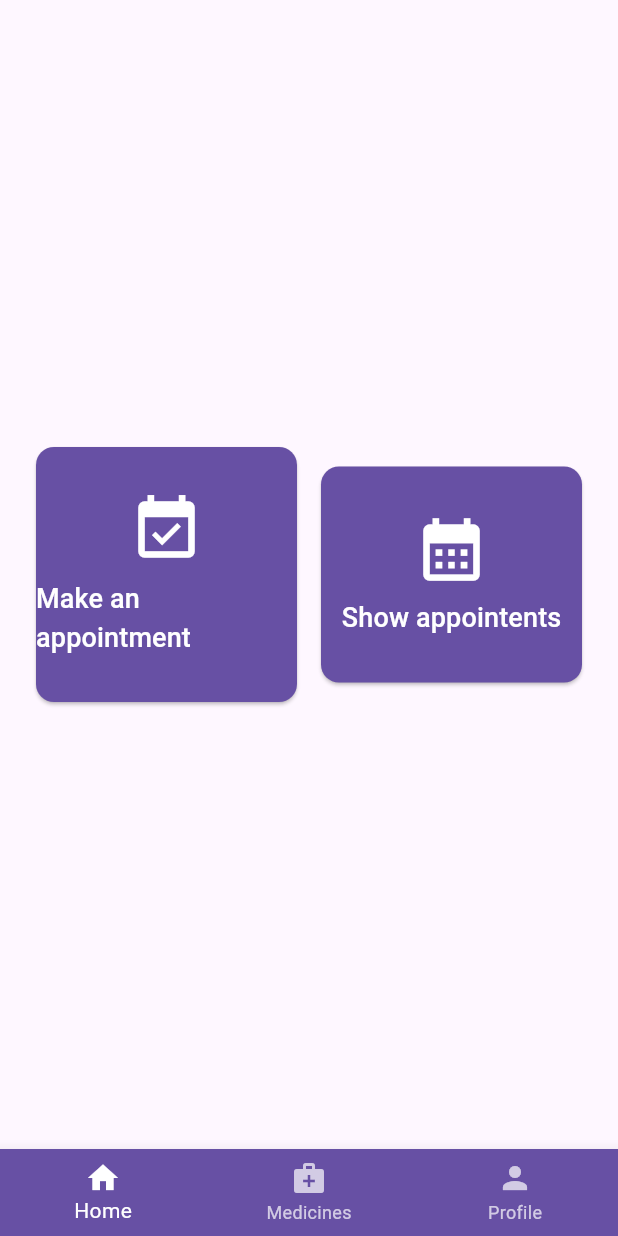
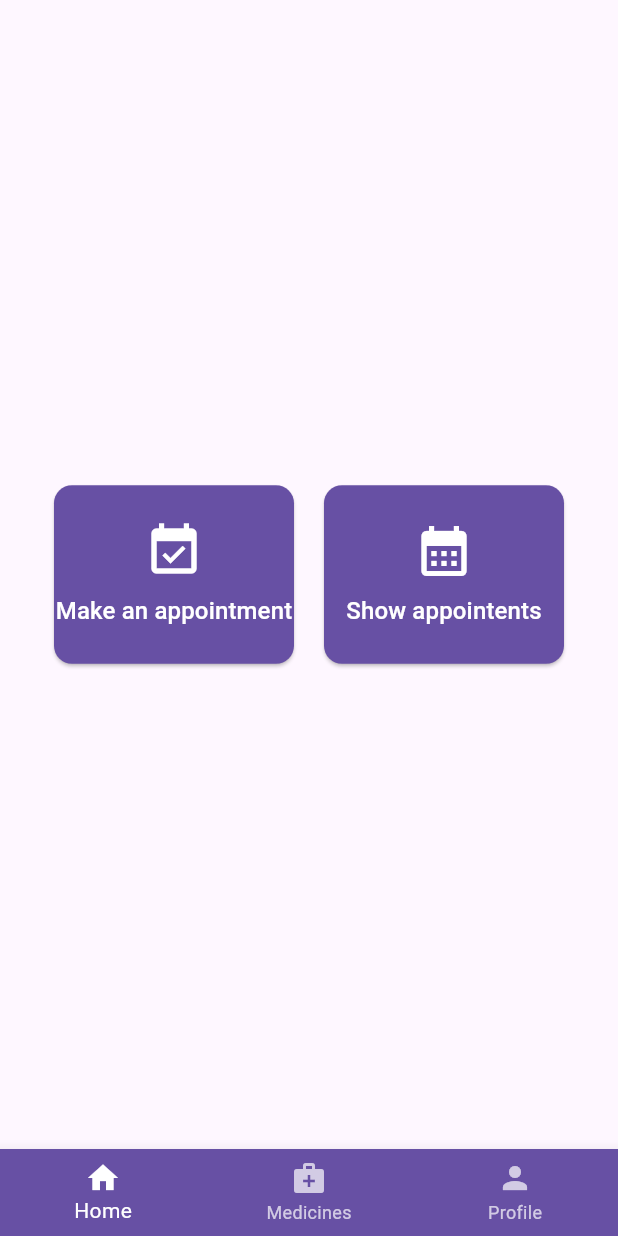
Before and after one commit to tjqqaa/ITAPP, a Flutter app: the PatientHomeScreen screen opened directly with empty values, after a tap on "Mis Citas", on a phone screen of 412 x 824 dp. Run offline on Flutter 3.47's test engine with Material 3 defaults, Android fonts, the phone set to English and light mode, and no system bars; our stand-ins replace flutter_local_notifications, timezone.

Commit message:
Doctor appointments screen subdivision and refactorization of custom button creating function

```diff
--- /dev/null
+++ b/lib/others/custom_button.dart
@@ -0,0 +1,31 @@
+import 'package:flutter/material.dart';
+
+Widget buildCustomButton({
+    required BuildContext context,
+    required IconData icon,
+    required String label,
+    required VoidCallback onTap,
+  }) {
+    return SizedBox(
+      width: 160,
+      child: ElevatedButton(
+        onPressed: onTap,
+        style: ElevatedButton.styleFrom(
+          backgroundColor: Theme.of(context).primaryColor,
+          foregroundColor: Colors.white,
+          shape: RoundedRectangleBorder(
+            borderRadius: BorderRadius.circular(12),
+          ),
+          padding: const EdgeInsets.symmetric(vertical: 24),
+        ),
+        child: Column(
+          mainAxisSize: MainAxisSize.min,
+          children: [
+            Icon(icon, size: 40),
+            const SizedBox(height: 8),
+            Text(label, style: const TextStyle(fontSize: 16), textAlign: TextAlign.center),
+          ],
+        ),
+      ),
+    );
+  }
--- a/lib/views/patients/appointments_patient_screen.dart
+++ b/lib/views/patients/appointments_patient_screen.dart
@@ -1,4 +1,5 @@
 import 'package:flutter/material.dart';
+import 'package:project/others/custom_button.dart';
 import 'package:project/views/profile_screen.dart'; // Import the ProfileScreen
 import 'package:project/models/patient.dart';
 import 'package:project/views/patients/make_patient_appointments_screen.dart';
@@ -80,14 +81,14 @@ class _AppointmentsPatientScreenState extends State<AppointmentsPatientScreen>{
             Row(
               mainAxisAlignment: MainAxisAlignment.spaceEvenly,
               children: [
-                _buildCustomButton(
-                  key: const ValueKey('make_appointment_button'),
+                buildCustomButton(
+                  context: context,
                   icon: Icons.event_available,
                   label: 'Make an appointment',
                   onTap: () => _onItemTapped(AppointmentScreens.makeAppointment),
                 ),
-                _buildCustomButton(
-                  key: const ValueKey('see_appointments_button'),
+                buildCustomButton(
+                  context: context,
                   icon: Icons.calendar_month,
                   label: 'Show appointents',
                   onTap: () => _onItemTapped(AppointmentScreens.showAppointments),
@@ -112,37 +113,4 @@ class _AppointmentsPatientScreenState extends State<AppointmentsPatientScreen>{
       ),
     );
   }
-
-  Widget _buildCustomButton({
-    Key? key,
-    required IconData icon,
-    required String label,
-    required VoidCallback onTap,
-  }) {
-    return Expanded(
-      child: Padding(
-        padding: const EdgeInsets.all(8.0),
-        child: ElevatedButton(
-          key: key,
-          onPressed: onTap,
-          style: ElevatedButton.styleFrom(
-            backgroundColor: Theme.of(context).primaryColor,
-            foregroundColor: Colors.white,
-            shape: RoundedRectangleBorder(
-              borderRadius: BorderRadius.circular(12),
-            ),
-            padding: const EdgeInsets.symmetric(vertical: 30),
-          ),
-          child: Column(
-            mainAxisSize: MainAxisSize.min,
-            children: [
-              Icon(icon, size: 50),
-              const SizedBox(height: 8),
-              Text(label, style: const TextStyle(fontSize: 18)),
-            ],
-          ),
-        ),
-      ),
-    );
-  }
 }
--- a/lib/views/patients/patient_home_screen.dart
+++ b/lib/views/patients/patient_home_screen.dart
@@ -1,5 +1,6 @@
 import 'package:flutter/material.dart';
 import 'package:project/models/patient.dart';
+import 'package:project/others/custom_button.dart';
 import 'package:project/views/profile_screen.dart';
 import 'package:project/views/patients/medical_history.dart';
 import 'package:project/views/patients/appointments_patient_screen.dart';
@@ -12,7 +13,7 @@ import 'package:project/views/patients/patient_mood_screen.dart';
 class PatientHomeScreen extends StatefulWidget {
   final Patient patient;
 
-  const PatientHomeScreen({Key? key, required this.patient}) : super(key: key);
+  const PatientHomeScreen({super.key, required this.patient});
 
   @override
   State<PatientHomeScreen> createState() => _PatientHomeScreenState();
@@ -50,7 +51,8 @@ class _PatientHomeScreenState extends State<PatientHomeScreen> {
             shrinkWrap: true,
             physics: NeverScrollableScrollPhysics(),
             children: [
-              _buildCustomButton(
+              buildCustomButton(
+                context: context,
                 icon: Icons.calendar_today,
                 label: 'Mis Citas',
                 onTap: () {
@@ -63,7 +65,8 @@ class _PatientHomeScreenState extends State<PatientHomeScreen> {
                   );
                 },
               ),
-              _buildCustomButton(
+              buildCustomButton(
+                context: context,
                 icon: Icons.history,
                 label: 'Historial Médico',
                 onTap: () {
@@ -75,7 +78,8 @@ class _PatientHomeScreenState extends State<PatientHomeScreen> {
                   );
                 },
               ),
-              _buildCustomButton(
+              buildCustomButton(
+                context: context,
                 icon: Icons.medical_services,
                 label: 'Prescriptions',
                 onTap: () {
@@ -87,7 +91,8 @@ class _PatientHomeScreenState extends State<PatientHomeScreen> {
                   );
                 },
               ),
-              _buildCustomButton(
+              buildCustomButton(
+                context: context,
                 icon: Icons.phone,
                 label: 'Contactar a mi Doctor',
                 onTap: () {
@@ -99,7 +104,8 @@ class _PatientHomeScreenState extends State<PatientHomeScreen> {
                   );
                 },
               ),
-              _buildCustomButton(
+              buildCustomButton(
+                context: context,
                 icon: Icons.alarm,
                 label: 'Recordatorio Pastillas',
                 onTap: () async {
@@ -119,7 +125,8 @@ class _PatientHomeScreenState extends State<PatientHomeScreen> {
                   }
                 },
               ),
-              _buildCustomButton(
+              buildCustomButton(
+                context: context,
                 icon: Icons.emoji_emotions,
                 label: 'Mi Estado de Ánimo',
                 onTap: () {
@@ -131,7 +138,8 @@ class _PatientHomeScreenState extends State<PatientHomeScreen> {
                   );
                 },
               ),
-              _buildCustomButton(
+              buildCustomButton(
+                context: context,
                 icon: Icons.psychology,
                 label: 'Salud Mental',
                 onTap: () {
@@ -161,33 +169,4 @@ class _PatientHomeScreenState extends State<PatientHomeScreen> {
       ),
     );
   }
-
-  Widget _buildCustomButton({
-    required IconData icon,
-    required String label,
-    required VoidCallback onTap,
-  }) {
-    return SizedBox(
-      width: 160,
-      child: ElevatedButton(
-        onPressed: onTap,
-        style: ElevatedButton.styleFrom(
-          backgroundColor: Theme.of(context).primaryColor,
-          foregroundColor: Colors.white,
-          shape: RoundedRectangleBorder(
-            borderRadius: BorderRadius.circular(12),
-          ),
-          padding: const EdgeInsets.symmetric(vertical: 24),
-        ),
-        child: Column(
-          mainAxisSize: MainAxisSize.min,
-          children: [
-            Icon(icon, size: 40),
-            const SizedBox(height: 8),
-            Text(label, style: const TextStyle(fontSize: 16), textAlign: TextAlign.center),
-          ],
-        ),
-      ),
-    );
-  }
 }
```
Also changed, not shown: lib/views/doctors/appointments_doctor_screen.dart (deleted, +0 -35 lines), lib/views/doctors/doctor_appointments_home_screen.dart (added, +63 -0 lines), lib/views/doctors/doctor_create_appointment_screen.dart (added, +25 -0 lines), lib/views/doctors/doctor_home_screen.dart (+12 -35 lines), lib/views/doctors/doctor_show_appointments_screen.dart (added, +25 -0 lines), 8 other files.
